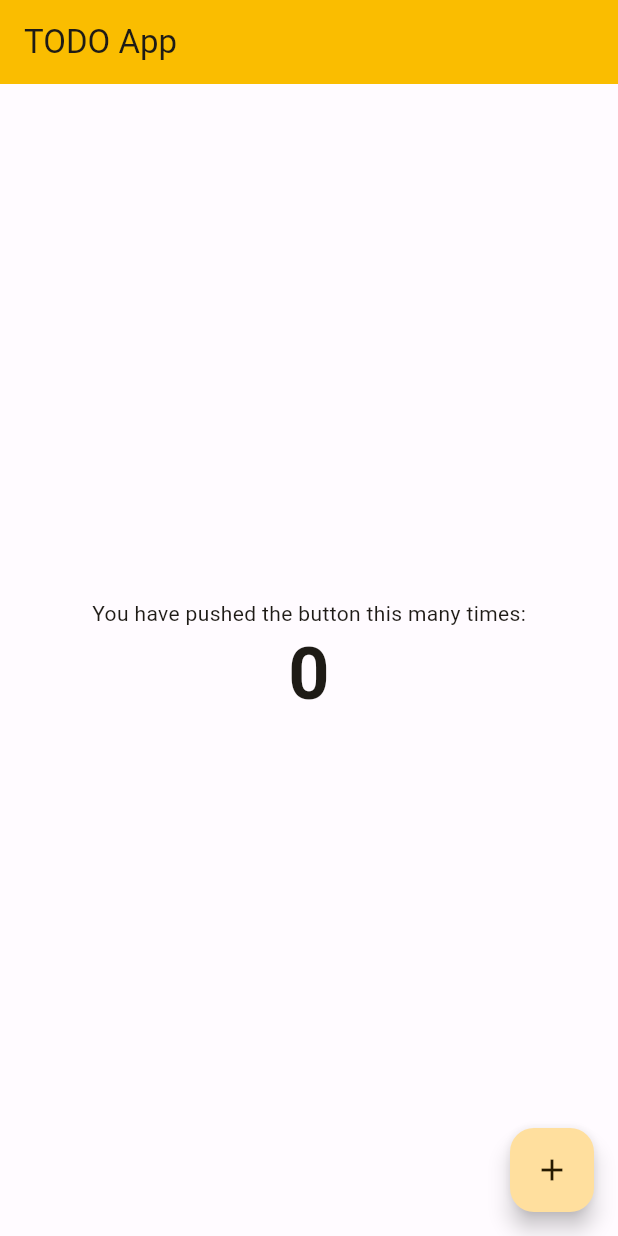
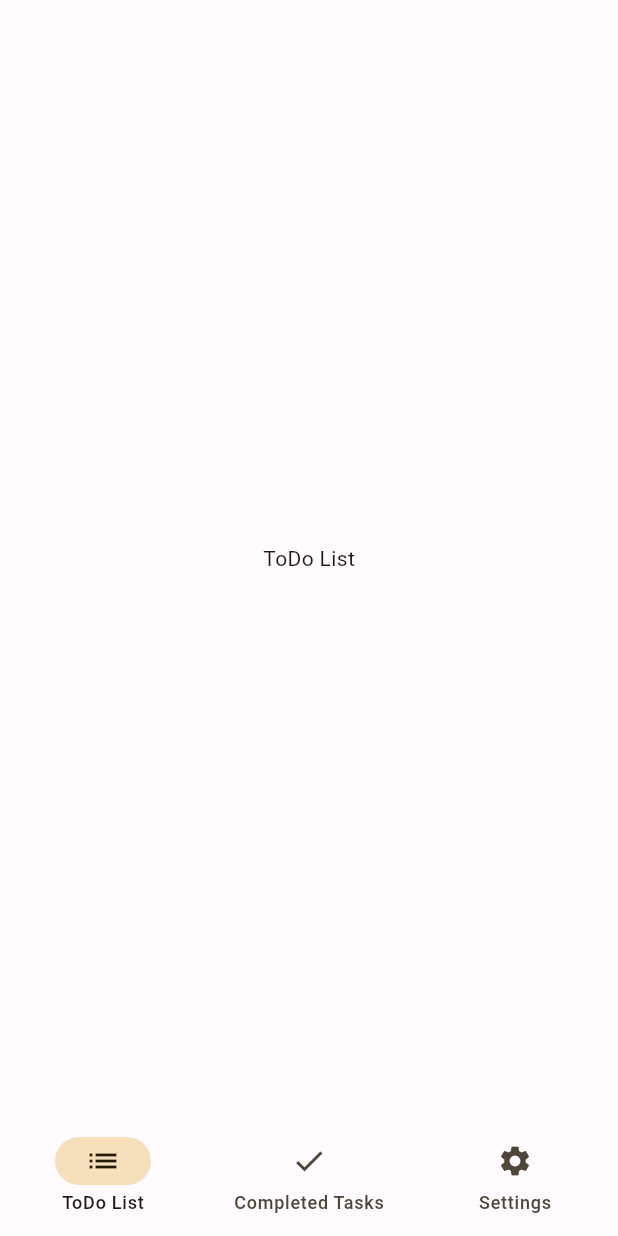
Before and after one commit to tedzards509/flutter_playground, a Flutter app: the screen it shows after launch, on a phone screen of 412 x 824 dp. Run offline on Flutter 3.47's test engine with Material 2 defaults, Android fonts, the phone set to English and light mode, and no system bars.

Commit message:
feat(to_do): added responsive navigation skeleton

```diff
--- a/to_do/lib/main.dart
+++ b/to_do/lib/main.dart
@@ -26,51 +26,96 @@ class MyApp extends StatelessWidget {
       themeMode: ThemeMode.system,
       debugShowCheckedModeBanner: false,
       themeAnimationDuration: const Duration(milliseconds: 500),
-      home: const MyHomePage(title: 'TODO App'),
+      home: const MyHomePage(),
     );
   }
 }
 
 class MyHomePage extends StatefulWidget {
-  const MyHomePage({super.key, required this.title});
-  final String title;
+  const MyHomePage({super.key, this.responsiveWidth = 600});
+
+  final num responsiveWidth;
+
   @override
   State<MyHomePage> createState() => _MyHomePageState();
 }
 
 class _MyHomePageState extends State<MyHomePage> {
-  int _counter = 0;
-  void _incrementCounter() {
-    setState(() {
-      _counter++;
-    });
-  }
+  int navigationIndex = 0;
+
+  final List<Widget> _screens = const [
+    // ToDo list
+    Center(
+      child: Text('ToDo List'),
+    ),
+    // Completed tasks
+    Center(
+      child: Text('Completed Tasks'),
+    ),
+    // Settings
+    Center(
+      child: Text('Settings'),
+    ),
+  ];
 
   @override
   Widget build(BuildContext context) {
     return Scaffold(
-      appBar: AppBar(
-        backgroundColor: Theme.of(context).colorScheme.inversePrimary,
-        title: Text(widget.title),
+      bottomNavigationBar:
+          MediaQuery.of(context).size.width < widget.responsiveWidth
+              ? NavigationBar(
+                  destinations: const [
+                    NavigationDestination(
+                      icon: Icon(Icons.list),
+                      label: 'ToDo List',
                     ),
-      body: Center(
-        child: Column(
-          mainAxisAlignment: MainAxisAlignment.center,
-          children: <Widget>[
-            const Text(
-              'You have pushed the button this many times:',
+                    NavigationDestination(
+                      icon: Icon(Icons.check),
+                      label: 'Completed Tasks',
                     ),
-            Text(
-              '$_counter',
-              style: Theme.of(context).textTheme.headlineMedium,
+                    NavigationDestination(
+                      icon: Icon(Icons.settings),
+                      label: 'Settings',
                     ),
                   ],
+                  selectedIndex: navigationIndex,
+                  onDestinationSelected: (index) {
+                    setState(() {
+                      navigationIndex = index;
+                    });
+                  },
+                )
+              : null,
+      body: Row(
+        children: [
+          MediaQuery.of(context).size.width < widget.responsiveWidth
+              ? Container()
+              : NavigationRail(
+                  destinations: const [
+                    NavigationRailDestination(
+                      icon: Icon(Icons.list),
+                      label: Text('ToDo List'),
                     ),
+                    NavigationRailDestination(
+                      icon: Icon(Icons.check),
+                      label: Text('Completed Tasks'),
                     ),
-      floatingActionButton: FloatingActionButton(
-        onPressed: _incrementCounter,
-        tooltip: 'Increment',
-        child: const Icon(Icons.add),
+                    NavigationRailDestination(
+                      icon: Icon(Icons.settings),
+                      label: Text('Settings'),
+                    ),
+                  ],
+                  selectedIndex: navigationIndex,
+                  onDestinationSelected: (index) {
+                    setState(() {
+                      navigationIndex = index;
+                    });
+                  },
+                ),
+          Expanded(
+            child: _screens[navigationIndex],
+          )
+        ],
       ),
     );
   }
```
Lines whose indentation alone changed are shown as unchanged.
